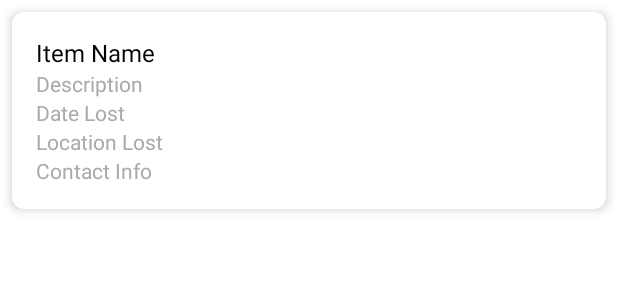
After one commit to srihari-naidu-17/reunite-app, an Android app: the layout item_lost.xml on its own in the app's theme, with its tools: preview values and no code run, on a phone screen of 412 x 824 dp. The commit adds this screen. Shown: the top 300 px of the screen. Run offline under Robolectric (Android 15) with nearby library versions, the phone set to English and light mode, and no system bars.

Commit message:
Attempt to make lost and Found Items #Not Working

```diff
--- a/app/src/main/res/layout/fragment_home.xml
+++ b/app/src/main/res/layout/fragment_home.xml
@@ -58,6 +58,7 @@
                 android:textSize="18sp" />
 
             <androidx.recyclerview.widget.RecyclerView
+                android:id="@+id/LostItemRecyclerView"
                 android:layout_width="match_parent"
                 android:layout_height="match_parent" />
 
@@ -87,6 +88,7 @@
                 android:textSize="18sp" />
 
             <androidx.recyclerview.widget.RecyclerView
+                android:id="@+id/FoundItemRecyclerView"
                 android:layout_width="match_parent"
                 android:layout_height="match_parent" />
 
--- /dev/null
+++ b/app/src/main/res/layout/item_lost.xml
@@ -0,0 +1,57 @@
+<androidx.cardview.widget.CardView xmlns:android="http://schemas.android.com/apk/res/android"
+    android:layout_width="match_parent"
+    android:layout_height="wrap_content"
+    xmlns:app="http://schemas.android.com/apk/res-auto"
+    android:layout_margin="8dp"
+    app:cardElevation="4dp"
+    app:cardCornerRadius="8dp">
+
+    <LinearLayout
+        android:layout_width="match_parent"
+        android:layout_height="wrap_content"
+        android:orientation="vertical"
+        android:padding="16dp">
+
+        <TextView
+            android:id="@+id/LostName"
+            android:layout_width="match_parent"
+            android:layout_height="wrap_content"
+            android:text="Item Name"
+            android:textSize="16sp"
+            android:textColor="@android:color/black" />
+
+        <TextView
+            android:id="@+id/LostDescription"
+            android:layout_width="match_parent"
+            android:layout_height="wrap_content"
+            android:text="Description"
+            android:textSize="14sp"
+            android:textColor="@android:color/darker_gray" />
+
+        <TextView
+            android:id="@+id/LostDate"
+            android:layout_width="match_parent"
+            android:layout_height="wrap_content"
+            android:text="Date Lost"
+            android:textSize="14sp"
+            android:textColor="@android:color/darker_gray" />
+
+        <TextView
+            android:id="@+id/LostLocation"
+            android:layout_width="match_parent"
+            android:layout_height="wrap_content"
+            android:text="Location Lost"
+            android:textSize="14sp"
+            android:textColor="@android:color/darker_gray" />
+
+        <TextView
+            android:id="@+id/LostContactInfo"
+            android:layout_width="match_parent"
+            android:layout_height="wrap_content"
+            android:text="Contact Info"
+            android:textSize="14sp"
+            android:textColor="@android:color/darker_gray" />
+
+    </LinearLayout>
+
+</androidx.cardview.widget.CardView>
```
Also changed, not shown: app/src/main/java/com/example/reuniteapp/data/AppDatabase.kt (+8 -3 lines), app/src/main/java/com/example/reuniteapp/data/FoundItemsDao.kt (added, +23 -0 lines), app/src/main/java/com/example/reuniteapp/data/ItemsDao.kt (deleted, +0 -22 lines), app/src/main/java/com/example/reuniteapp/data/LostItemsDao.kt (added, +23 -0 lines), app/src/main/java/com/example/reuniteapp/models/FoundItems.kt (added, +15 -0 lines), app/src/main/java/com/example/reuniteapp/models/Items.kt (deleted, +0 -29 lines), app/src/main/java/com/example/reuniteapp/models/LostItems.kt (added, +15 -0 lines), app/src/main/java/com/example/reuniteapp/ui/found/FoundItemsAdapter.kt (added, +36 -0 lines), app/src/main/java/com/example/reuniteapp/ui/home/HomeFragment.kt (+95 -7 lines), app/src/main/java/com/example/reuniteapp/ui/lost/LostItemsAdapter.kt (added, +36 -0 lines).
